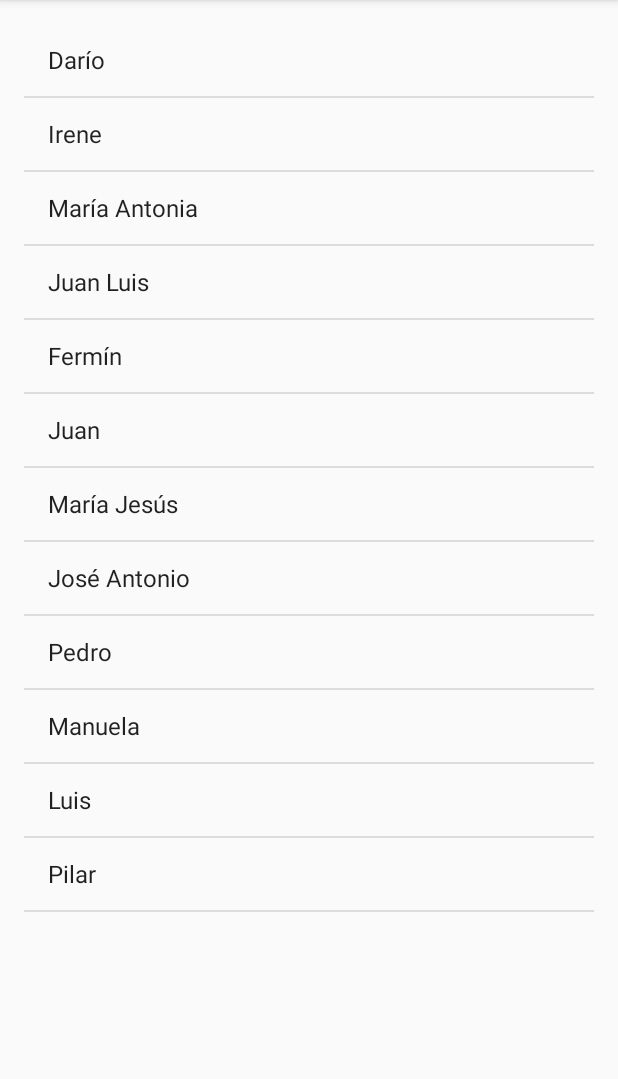
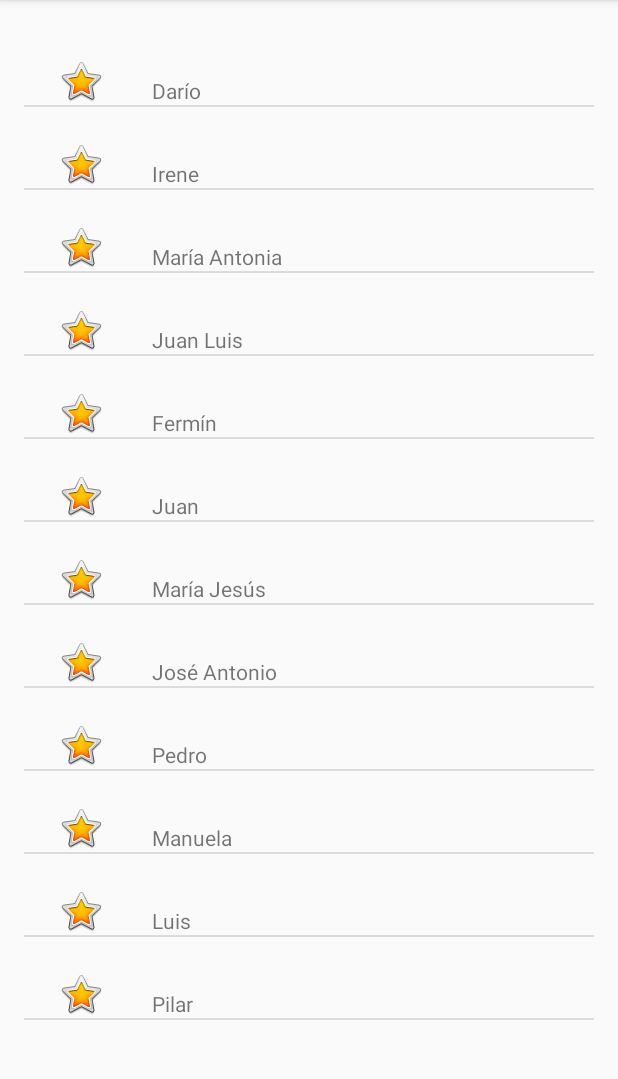
Before and after one commit to juanlucode/android_lab, an Android app: the screen it shows after launch (MainActivity), on a phone screen of 412 x 824 dp, the part 84-1163 px from its top. Run offline under Robolectric (Android 15) with nearby library versions, the phone set to English and light mode, and no system bars.

Commit message:
ListView with custom adapter

```diff
--- a/Listas/app/src/main/java/es/com/blogspot/juanlucode/listas/MainActivity.java
+++ b/Listas/app/src/main/java/es/com/blogspot/juanlucode/listas/MainActivity.java
@@ -5,6 +5,7 @@ import android.support.v7.app.AppCompatActivity;
 import android.os.Bundle;
 import android.view.View;
 import android.view.ViewGroup;
+import android.widget.Adapter;
 import android.widget.AdapterView;
 import android.widget.ArrayAdapter;
 import android.widget.ListAdapter;
@@ -19,6 +20,7 @@ public class MainActivity extends AppCompatActivity {
     private ListView listaListView;
     private List<String> nombres;
     private ArrayAdapter<String> arrayAdapter;
+    private MyAdapter myAdapter;
 
 
     @Override
@@ -42,10 +44,11 @@ public class MainActivity extends AppCompatActivity {
         nombres.add("Luis");
         nombres.add("Pilar");
 
-        arrayAdapter = new ArrayAdapter<String>
-                                        (this,android.R.layout.simple_list_item_1 ,nombres );
+        // arrayAdapter = new ArrayAdapter<String>(this,android.R.layout.simple_list_item_1 ,nombres );
+        myAdapter = new MyAdapter(this,R.layout.lista_mejorada_layout, nombres);
 
-        listaListView.setAdapter(arrayAdapter);
+        //listaListView.setAdapter(arrayAdapter);
+        listaListView.setAdapter(myAdapter);
 
         listaListView.setOnItemClickListener(new AdapterView.OnItemClickListener() {
             @Override
--- /dev/null
+++ b/Listas/app/src/main/java/es/com/blogspot/juanlucode/listas/MyAdapter.java
@@ -0,0 +1,59 @@
+package es.com.blogspot.juanlucode.listas;
+
+import android.content.Context;
+import android.view.LayoutInflater;
+import android.view.View;
+import android.view.ViewGroup;
+import android.widget.BaseAdapter;
+import android.widget.TextView;
+
+import java.util.List;
+
+public class MyAdapter extends BaseAdapter {
+
+
+    List<String> names;
+    Context context;
+    int layout;
+
+    // CONSTRUCTOR
+    public MyAdapter(Context context, int layout, List<String> names){
+        this.context = context;
+        this.layout = layout;
+        this.names = names;
+    }
+
+    @Override
+    public int getCount() {
+        return this.names.size();
+    }
+
+    @Override
+    public Object getItem(int position) {
+        return names.get(position);
+    }
+
+    @Override
+    public long getItemId(int id) {
+        return id;
+    }
+
+    @Override
+    public View getView(int position, View convertView, ViewGroup viewGroup) {
+
+        View v = convertView;
+
+        LayoutInflater layoutInflater = LayoutInflater.from(this.context);
+        v = layoutInflater.inflate(this.layout, null);
+
+        String currentName = names.get(position);
+        TextView textView = (TextView) v.findViewById(R.id.nombreTextView);
+
+        textView.setText(currentName);
+
+        return v;
+
+
+
+    }
+}
--- /dev/null
+++ b/Listas/app/src/main/res/layout/lista_mejorada_layout.xml
@@ -0,0 +1,30 @@
+<?xml version="1.0" encoding="utf-8"?>
+<RelativeLayout xmlns:android="http://schemas.android.com/apk/res/android"
+    xmlns:app="http://schemas.android.com/apk/res-auto"
+    android:layout_width="match_parent"
+    android:layout_height="match_parent">
+
+
+    <ImageView
+        android:layout_width="wrap_content"
+        android:layout_height="wrap_content"
+        app:srcCompat="@android:drawable/btn_star_big_on"
+        android:layout_alignParentTop="true"
+        android:layout_alignParentLeft="true"
+        android:layout_alignParentStart="true"
+        android:layout_marginLeft="22dp"
+        android:layout_marginStart="22dp"
+        android:layout_marginTop="22dp"
+        android:id="@+id/estrellaImageView" />
+
+    <TextView
+        android:text="TextView"
+        android:layout_width="wrap_content"
+        android:layout_height="wrap_content"
+        android:layout_alignBottom="@+id/estrellaImageView"
+        android:layout_toRightOf="@+id/estrellaImageView"
+        android:layout_toEndOf="@+id/estrellaImageView"
+        android:layout_marginLeft="31dp"
+        android:layout_marginStart="31dp"
+        android:id="@+id/nombreTextView" />
+</RelativeLayout>
```
